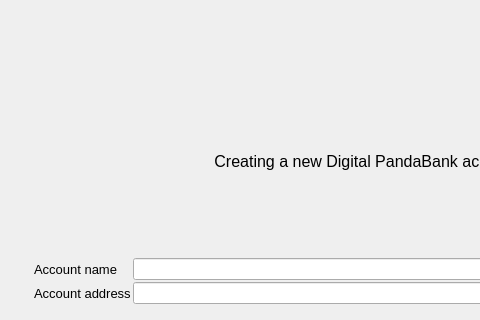
Before: the Qt Designer form src/qt/forms/createaccountwidget.ui in justthedoctor/pandacoin-dev, drawn with Qt 5; both pictures show x 0 to 480 and y 131 to 451 of the 787 by 451 pixel window.
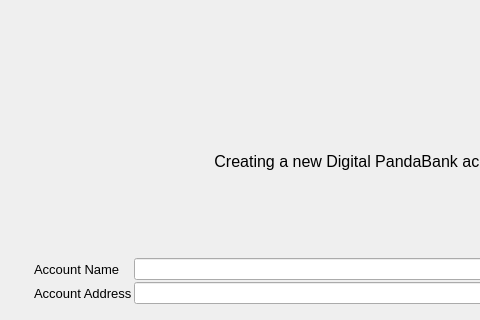
After: the same form once the commit is applied. Icons and pictures are not drawn.

```diff
--- a/src/qt/forms/createaccountwidget.ui
+++ b/src/qt/forms/createaccountwidget.ui
@@ -104,7 +104,7 @@
           </font>
          </property>
          <property name="text">
-          <string>Account name</string>
+          <string>Account Name</string>
          </property>
         </widget>
        </item>
@@ -119,7 +119,7 @@
           </font>
          </property>
          <property name="text">
-          <string>Account address</string>
+          <string>Account Address</string>
          </property>
         </widget>
        </item>
```
